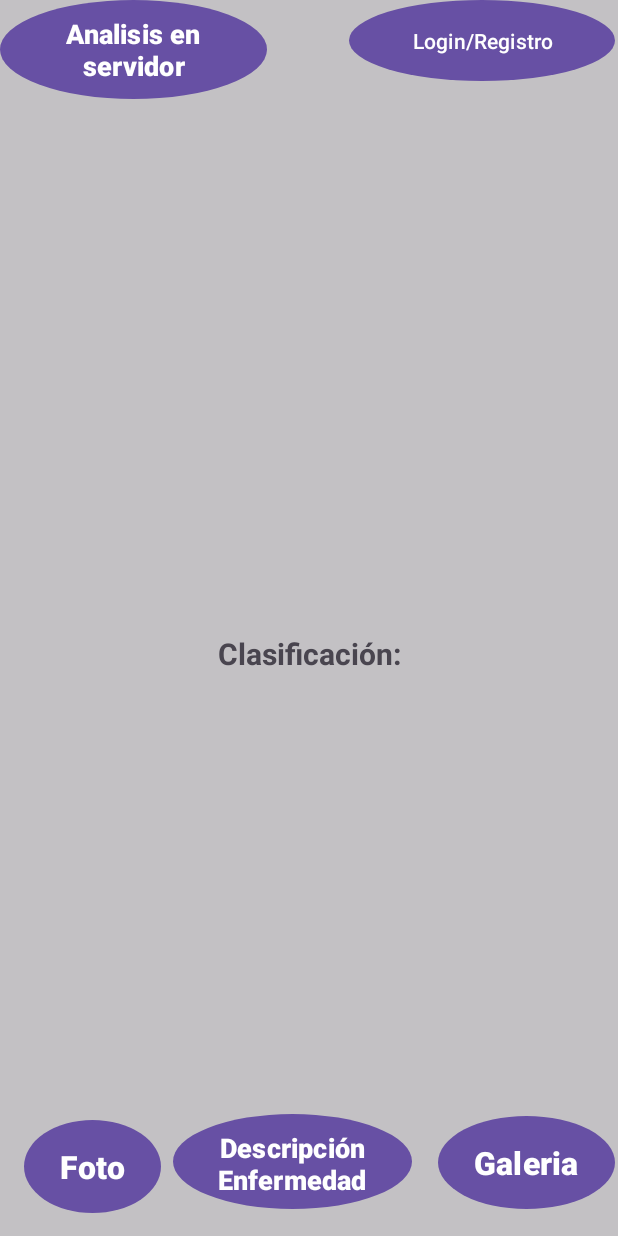
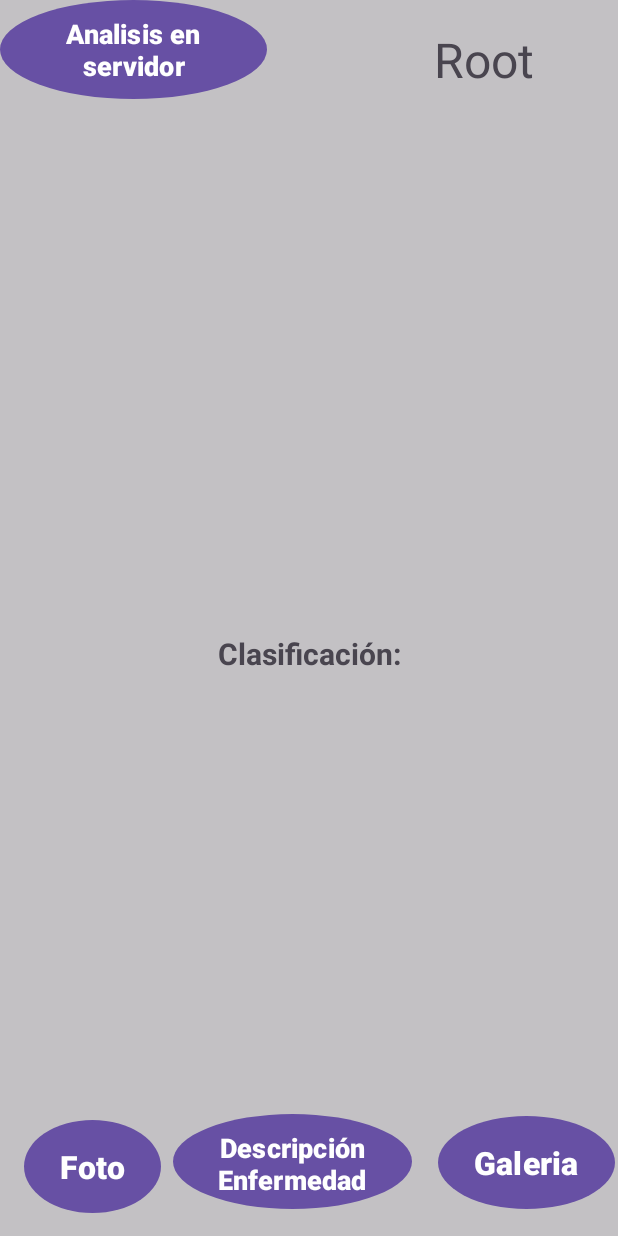
Before and after one commit to RaygozaZamudioRafael/proyectoModular, an Android app: the layout activity_main.xml on its own in the app's theme, with its tools: preview values and no code run, on a phone screen of 412 x 824 dp. Run offline under Robolectric (Android 15) with nearby library versions, the phone set to English and light mode, and no system bars.

Commit message:
Actualizacion pre formateo

```diff
--- a/DetectorEnfermedadesdelTomateApp/app/src/main/java/com/example/detectorenfermedadesdeltomateapp/MainActivity.java
+++ b/DetectorEnfermedadesdelTomateApp/app/src/main/java/com/example/detectorenfermedadesdeltomateapp/MainActivity.java
@@ -51,7 +51,7 @@ public class MainActivity extends AppCompatActivity {
         camara  = findViewById(R.id.ma_Foto);
         galeria = findViewById(R.id.ma_Galeria);
         descripcion = findViewById(R.id.ma_BTNmostrarDescripcion);
-        registro = findViewById(R.id.ma_login);
+        //registro = findViewById(R.id.ma_login);
 
         resultado   = findViewById(R.id.ma_resultado);
         imageView   = findViewById(R.id.ma_Imagen);
--- /dev/null
+++ b/DetectorEnfermedadesdelTomateApp/app/src/main/res/drawable/menu_desplegable_logo.xml
@@ -0,0 +1,5 @@
+<vector android:height="24dp" android:tint="#000000"
+    android:viewportHeight="24" android:viewportWidth="24"
+    android:width="24dp" xmlns:android="http://schemas.android.com/apk/res/android">
+    <path android:fillColor="@android:color/white" android:pathData="M3,18h18v-2L3,16v2zM3,13h18v-2L3,11v2zM3,6v2h18L21,6L3,6z"/>
+</vector>
--- a/DetectorEnfermedadesdelTomateApp/app/src/main/res/layout/activity_main.xml
+++ b/DetectorEnfermedadesdelTomateApp/app/src/main/res/layout/activity_main.xml
@@ -133,20 +133,19 @@
         app:layout_constraintTop_toBottomOf="@+id/classified"
         app:layout_constraintVertical_bias="0.043" />
 
-    <Button
-        android:id="@+id/ma_login"
-        android:layout_width="177dp"
-        android:layout_height="54dp"
-        android:layout_alignParentTop="true"
-        android:layout_alignParentEnd="true"
-        android:background="@drawable/custom_button"
-        android:text="Login/Registro"
-        app:layout_constraintBottom_toTopOf="@+id/ma_Foto"
+    <TextView
+        android:id="@+id/textViewUsuario"
+        android:layout_width="150dp"
+        android:layout_height="40dp"
+        android:text="Root"
+        android:textAlignment="viewEnd"
+        android:textSize="32dp"
+        app:layout_constraintBottom_toBottomOf="parent"
         app:layout_constraintEnd_toEndOf="parent"
-        app:layout_constraintHorizontal_bias="0.991"
+        app:layout_constraintHorizontal_bias="0.785"
         app:layout_constraintStart_toStartOf="parent"
         app:layout_constraintTop_toTopOf="parent"
-        app:layout_constraintVertical_bias="0.0" />
+        app:layout_constraintVertical_bias="0.023" />
 
 
 </androidx.constraintlayout.widget.ConstraintLayout>
```
Also changed, not shown: DetectorEnfermedadesdelTomateApp/app/src/main/AndroidManifest.xml (+6 -5 lines).
